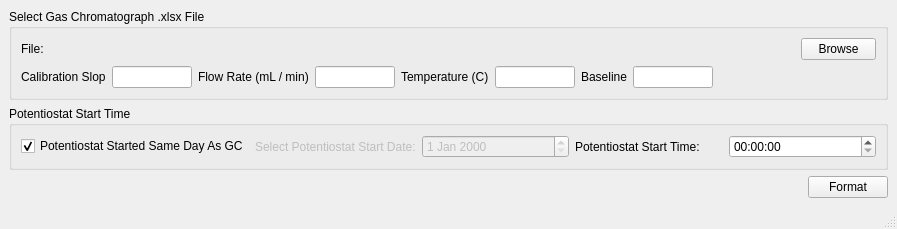
The window that MainWindow.ui (phosphino/GC_Potentiostat_DataSyncing) describes before a commit, drawn with Qt 5.
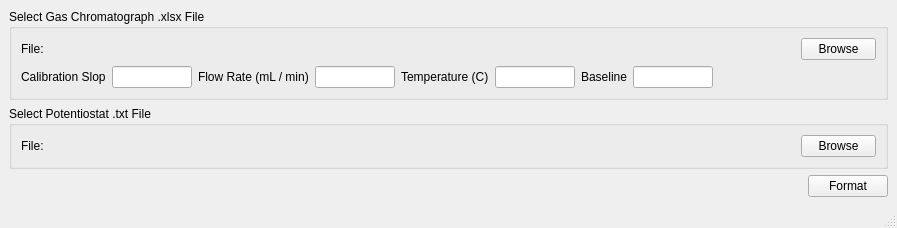
The same window after the commit.

The edit to the form file:
```diff
--- a/MainWindow.ui
+++ b/MainWindow.ui
@@ -179,59 +179,41 @@
        </size>
       </property>
       <property name="title">
-       <string>Potentiostat Start Time</string>
+       <string>Select Potentiostat .txt File</string>
       </property>
       <layout class="QVBoxLayout" name="verticalLayout_3">
        <item>
         <layout class="QHBoxLayout" name="horizontalLayout_2">
-         <item>
-          <widget class="QCheckBox" name="GCPot_syncingBox">
-           <property name="text">
-            <string>Potentiostat Started Same Day As GC</string>
-           </property>
-           <property name="checked">
-            <bool>true</bool>
-           </property>
-          </widget>
-         </item>
-         <item>
-          <widget class="QLabel" name="startdate_label">
-           <property name="enabled">
-            <bool>false</bool>
-           </property>
-           <property name="text">
-            <string>Select Potentiostat Start Date:</string>
-           </property>
-          </widget>
-         </item>
-         <item>
-          <widget class="QDateEdit" name="dateEdit">
-           <property name="enabled">
-            <bool>false</bool>
-           </property>
-          </widget>
-         </item>
          <item>
           <widget class="QLabel" name="label_3">
+           <property name="maximumSize">
+            <size>
+             <width>30</width>
+             <height>16777215</height>
+            </size>
+           </property>
            <property name="text">
-            <string>Potentiostat Start Time:</string>
+            <string>File:</string>
            </property>
           </widget>
          </item>
          <item>
-          <widget class="QTimeEdit" name="timeEdit">
-           <property name="locale">
-            <locale language="English" country="UnitedKingdom"/>
+          <widget class="QLabel" name="PotentiostatFile_label">
+           <property name="text">
+            <string/>
            </property>
-           <property name="displayFormat">
-            <string>hh:mm:ss </string>
+          </widget>
+         </item>
+         <item>
+          <widget class="QPushButton" name="PotentiostatFile_button">
+           <property name="maximumSize">
+            <size>
+             <width>75</width>
+             <height>16777215</height>
+            </size>
            </property>
-           <property name="time">
-            <time>
-             <hour>0</hour>
-             <minute>0</minute>
-             <second>0</second>
-            </time>
+           <property name="text">
+            <string>Browse</string>
            </property>
           </widget>
          </item>
```
